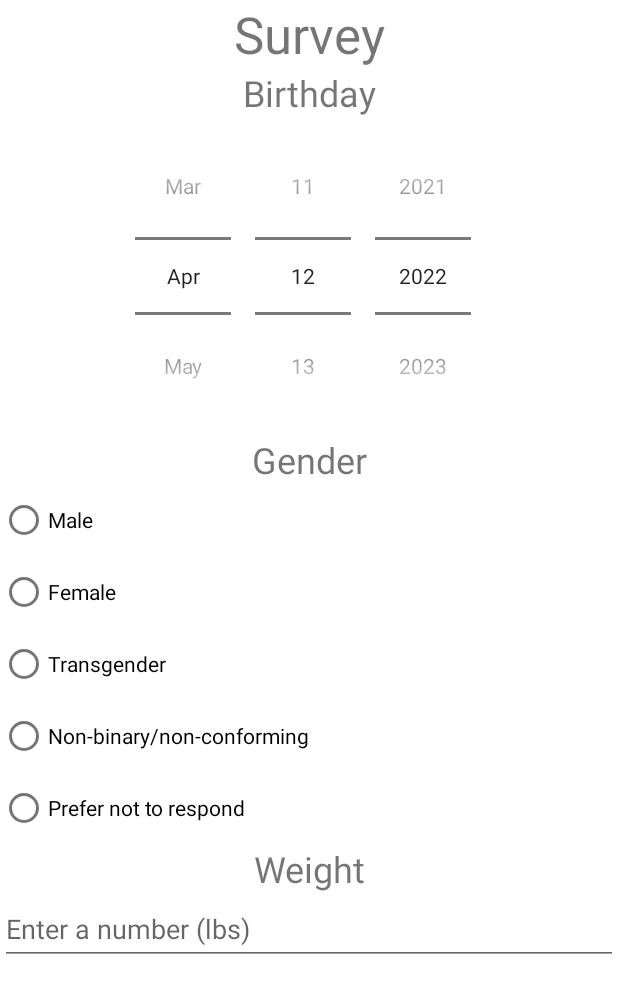
After one commit to SAVAFG/RecipeApp, an Android app: the layout activity_survey.xml on its own in the app's theme, with its tools: preview values and no code run, on a phone screen of 412 x 824 dp. The commit adds this screen. Shown: the top 993 px of the screen. Run offline under Robolectric (Android 15) with nearby library versions, the phone set to English and light mode, and no system bars; Roboto replaces fonts that are not available here.

Commit message:
Survey Interface (v1) April 12, 10:26 AM

```diff
--- a/app/src/main/AndroidManifest.xml
+++ b/app/src/main/AndroidManifest.xml
@@ -18,6 +18,10 @@
                 <category android:name="android.intent.category.LAUNCHER" />
             </intent-filter>
         </activity>
+        <activity
+            android:name=".SurveyActivity"
+            android:exported="true">
+        </activity>
 
         <meta-data
             android:name="preloaded_fonts"
--- a/app/src/main/java/com/example/recipeapp/SurveyActivity.java
+++ b/app/src/main/java/com/example/recipeapp/SurveyActivity.java
@@ -11,7 +11,7 @@ public class SurveyActivity extends AppCompatActivity {
     @Override
     protected void onCreate(Bundle savedInstanceState) {
         super.onCreate(savedInstanceState);
-        setContentView(R.layout.survey_page);
+        setContentView(R.layout.activity_survey);
     }
 
     public void checkOutput(View v) {
--- /dev/null
+++ b/app/src/main/res/layout/activity_survey.xml
@@ -0,0 +1,109 @@
+<?xml version="1.0" encoding="utf-8"?>
+<androidx.constraintlayout.widget.ConstraintLayout xmlns:android="http://schemas.android.com/apk/res/android"
+    xmlns:app="http://schemas.android.com/apk/res-auto"
+    xmlns:tools="http://schemas.android.com/tools"
+    android:layout_width="match_parent"
+    android:layout_height="match_parent">
+
+    <LinearLayout
+        android:layout_width="match_parent"
+        android:layout_height="match_parent"
+        android:orientation="vertical">
+
+        <TextView
+            android:id="@+id/strHeaderMainSurvey"
+            android:layout_width="match_parent"
+            android:layout_height="wrap_content"
+            android:gravity="center"
+            android:text="@string/surveyHeaderStr"
+            android:textSize="34sp" />
+
+        <TextView
+            android:id="@+id/strHeaderMinorBirthday"
+            android:layout_width="match_parent"
+            android:layout_height="wrap_content"
+            android:gravity="center"
+            android:text="@string/birthdayLabelStr"
+            android:textSize="24sp" />
+
+        <DatePicker
+            android:id="@+id/datePickerBirthday"
+            android:layout_width="match_parent"
+            android:layout_height="wrap_content"
+            android:calendarViewShown="false"
+            android:datePickerMode="spinner" />
+
+
+        <TextView
+            android:id="@+id/strHeaderMinorGender"
+            android:layout_width="match_parent"
+            android:layout_height="wrap_content"
+            android:gravity="center"
+            android:text="@string/GenderLabelStr"
+            android:textSize="24sp" />
+
+        <RadioGroup
+            android:id="@+id/radioGroupGender"
+            android:layout_width="match_parent"
+            android:layout_height="wrap_content"
+            android:focusable="true"
+            android:onClick="checkOutput"
+            tools:ignore="UsingOnClickInXml">
+
+            <RadioButton
+                android:id="@+id/radioButtonGenderMale"
+                android:layout_width="match_parent"
+                android:layout_height="wrap_content"
+                android:onClick="checkOutput"
+                android:text="@string/maleCheckStr" />
+
+            <RadioButton
+                android:id="@+id/radioButtonGenderFemale"
+                android:layout_width="match_parent"
+                android:layout_height="wrap_content"
+                android:onClick="checkOutput"
+                android:text="@string/femaleCheckStr" />
+
+            <RadioButton
+                android:id="@+id/radioButtonGenderTransgender"
+                android:layout_width="match_parent"
+                android:layout_height="wrap_content"
+                android:onClick="checkOutput"
+                android:text="@string/transgenderCheckStr" />
+
+            <RadioButton
+                android:id="@+id/radioButtonGenderNonBinary"
+                android:layout_width="match_parent"
+                android:layout_height="wrap_content"
+                android:onClick="checkOutput"
+                android:text="@string/nonbinaryCheckStr" />
+
+            <RadioButton
+                android:id="@+id/radioButtonGenderNoResponse"
+                android:layout_width="match_parent"
+                android:layout_height="wrap_content"
+                android:clickable="false"
+                android:onClick="checkOutput"
+                android:text="@string/noresponseCheckStr" />
+        </RadioGroup>
+
+        <TextView
+            android:id="@+id/strHeaderMinorWeight"
+            android:layout_width="match_parent"
+            android:layout_height="wrap_content"
+            android:gravity="center"
+            android:text="@string/WeightLabelStr"
+            android:textSize="24sp" />
+
+        <EditText
+            android:id="@+id/numDecimalWeight"
+            android:layout_width="match_parent"
+            android:layout_height="wrap_content"
+            android:autofillHints=""
+            android:ems="10"
+            android:hint="@string/lbsInputLabelStr"
+            android:inputType="numberDecimal"
+            android:minHeight="48dp"
+            tools:ignore="TextContrastCheck" />
+    </LinearLayout>
+</androidx.constraintlayout.widget.ConstraintLayout>
--- a/app/src/main/res/values/strings.xml
+++ b/app/src/main/res/values/strings.xml
@@ -1,11 +1,10 @@
 <resources>
     <string name="app_name">RecipeApp</string>
-    <string name="userInfoHeaderStr">User Information</string>
-    <string name="ageLabelStr">Age</string>
+    <string name="surveyHeaderStr">Survey</string>
+    <string name="birthdayLabelStr">Birthday</string>
     <string name="GenderLabelStr">Gender</string>
     <string name="WeightLabelStr">Weight</string>
     <string name="numInputLabelStr">Enter a number</string>
-    <string name="yearsInputLabelStr">Enter a number (years)</string>
     <string name="lbsInputLabelStr">Enter a number (lbs)</string>
     <string name="maleCheckStr">Male</string>
     <string name="femaleCheckStr">Female</string>
```
